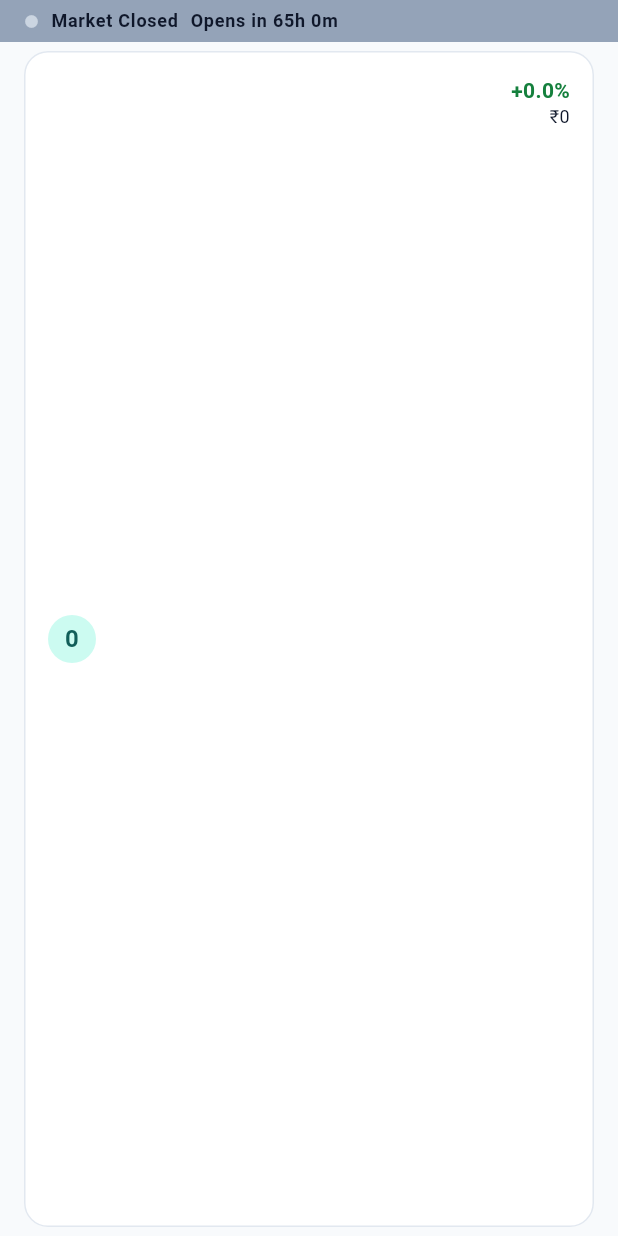
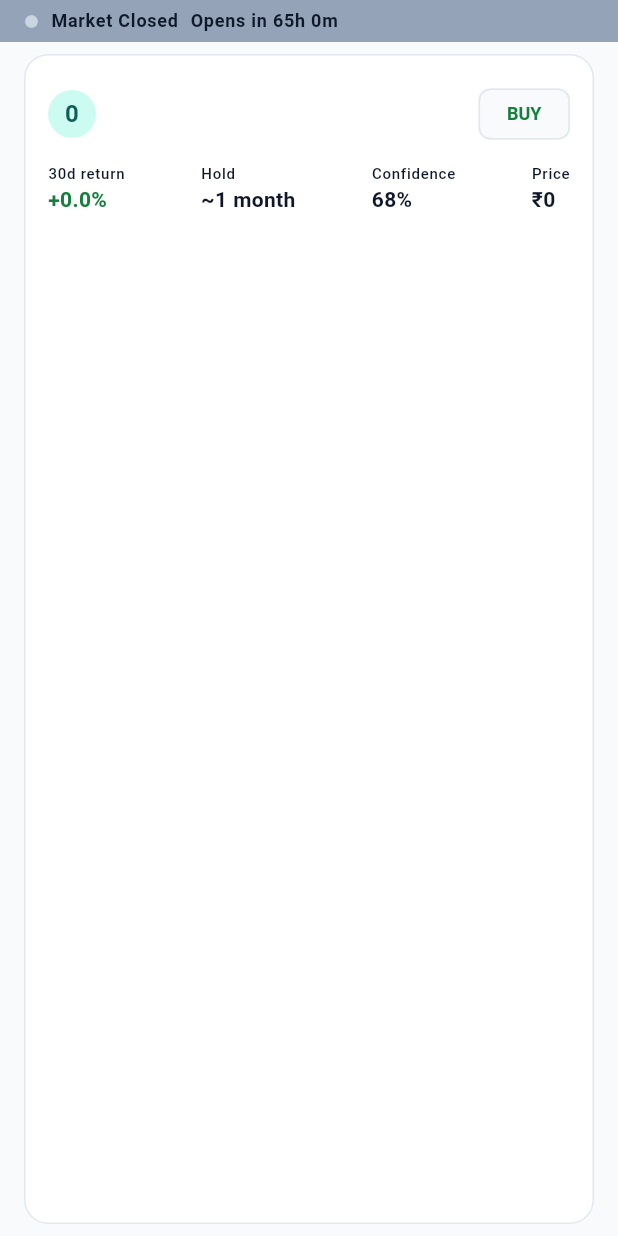
Before and after one commit to Aniudupa15/DhanSanket, a Flutter app: the MomentumPickTile widget shown alone on an empty page, opened directly with empty values, on a phone screen of 412 x 824 dp. Run offline on Flutter 3.47's test engine with Material 3 defaults, Android fonts, the phone set to English and light mode, and no system bars; our stand-ins replace connectivity_plus, decimal, dio, equatable, fl_chart, flutter_bloc and 5 more; accounts and stored records are empty.

Commit message:
Momentum tab: show BUY signal, hold horizon, and confidence per pick
Each momentum pick now reads like a recommendation - a BUY chip, a ~1-month
hold horizon, and a rank-based confidence - all derived honestly from the
validated strategy (30-day lookback, monthly rebalance, ~53% historical
monthly hit-rate), with the caveats stated in the tab header. Long-only, so
picks are BUYs; SELL happens when a name leaves the top ranks at rebalance.

```diff
--- a/lib/features/analysis/domain/entities/momentum_pick.dart
+++ b/lib/features/analysis/domain/entities/momentum_pick.dart
@@ -16,4 +16,18 @@ class MomentumPick {
     required this.trailingReturnPct,
     required this.lastClose,
   });
+
+  /// Long-only momentum: every top-N pick is a BUY / hold candidate. A SELL only
+  /// happens at the monthly rebalance when a name drops out of the top ranks.
+  String get signal => 'BUY';
+
+  /// The validated edge is a 30-day lookback, rebalanced monthly - so the honest
+  /// holding horizon is about a month, re-checked at each rebalance. (Research
+  /// showed holding much longer, 120d+, actually reverses the effect.)
+  String get holdPeriod => '~1 month';
+
+  /// A rank-based tilt, NOT a probability. Strongest-ranked names score a little
+  /// higher, but it stays well below certainty because the strategy's historical
+  /// monthly hit-rate is only ~53%. Top rank ~68%, easing to ~50% down the list.
+  int get confidence => (68 - (rank - 1) * 2).clamp(50, 68);
 }
--- a/lib/features/analysis/presentation/pages/analysis_page.dart
+++ b/lib/features/analysis/presentation/pages/analysis_page.dart
@@ -156,8 +156,10 @@ class _MomentumHeader extends StatelessWidget {
           Text("This month's top momentum picks", style: Theme.of(context).textTheme.titleMedium),
           const SizedBox(height: 4),
           Text(
-            'The liquid NSE universe ranked by 30-day return - a long-term / positional signal '
-            '(hold ~monthly), not an intraday call. Educational, not investment advice.',
+            'The liquid NSE universe ranked by 30-day return. Each is a BUY held ~1 month; a name '
+            'becomes a SELL when it drops out of the top ranks at the monthly rebalance. Confidence '
+            'is a rank-based tilt (the strategy hit ~53% of months historically), not a guarantee. '
+            'Long-term / positional - not intraday. Educational, not investment advice.',
             style: Theme.of(context).textTheme.bodySmall,
           ),
         ],
--- a/lib/features/analysis/presentation/widgets/momentum_pick_tile.dart
+++ b/lib/features/analysis/presentation/widgets/momentum_pick_tile.dart
@@ -13,13 +13,17 @@ class MomentumPickTile extends StatelessWidget {
   Widget build(BuildContext context) {
     final up = pick.trailingReturnPct >= 0;
     final returnColor = up ? AppColors.positiveChange(context) : AppColors.negativeChange(context);
+    final signalColor = AppColors.positiveChange(context); // top-N picks are always BUY
     return Card(
-      margin: const EdgeInsets.symmetric(horizontal: 16, vertical: 6),
+      margin: const EdgeInsets.symmetric(horizontal: 16, vertical: 8),
       child: InkWell(
         onTap: onTap,
         child: Padding(
           padding: const EdgeInsets.all(16),
-          child: Row(
+          child: Column(
+            crossAxisAlignment: CrossAxisAlignment.start,
+            children: [
+              Row(
                 children: [
                   CircleAvatar(
                     radius: 16,
@@ -40,15 +44,27 @@ class MomentumPickTile extends StatelessWidget {
                       ],
                     ),
                   ),
-              const SizedBox(width: 8),
-              Column(
-                crossAxisAlignment: CrossAxisAlignment.end,
+                  Chip(
+                    label: Text(
+                      pick.signal,
+                      style: TextStyle(color: signalColor, fontWeight: FontWeight.bold),
+                    ),
+                  ),
+                ],
+              ),
+              const SizedBox(height: 8),
+              Row(
+                mainAxisAlignment: MainAxisAlignment.spaceBetween,
                 children: [
-                  Text(
+                  _labelValue(
+                    context,
+                    '30d return',
                     '${up ? '+' : ''}${pick.trailingReturnPct.toStringAsFixed(1)}%',
-                    style: TextStyle(color: returnColor, fontWeight: FontWeight.bold),
+                    valueColor: returnColor,
                   ),
-                  Text('₹${pick.lastClose.toStringAsFixed(0)}', style: Theme.of(context).textTheme.bodySmall),
+                  _labelValue(context, 'Hold', pick.holdPeriod),
+                  _labelValue(context, 'Confidence', '${pick.confidence}%'),
+                  _labelValue(context, 'Price', '₹${pick.lastClose.toStringAsFixed(0)}'),
                 ],
               ),
             ],
@@ -57,4 +73,17 @@ class MomentumPickTile extends StatelessWidget {
       ),
     );
   }
+
+  Widget _labelValue(BuildContext context, String label, String value, {Color? valueColor}) {
+    return Column(
+      crossAxisAlignment: CrossAxisAlignment.start,
+      children: [
+        Text(label, style: Theme.of(context).textTheme.labelSmall),
+        Text(
+          value,
+          style: Theme.of(context).textTheme.bodyMedium?.copyWith(fontWeight: FontWeight.w600, color: valueColor),
+        ),
+      ],
+    );
   }
+}
```
Lines whose indentation alone changed are shown as unchanged.
